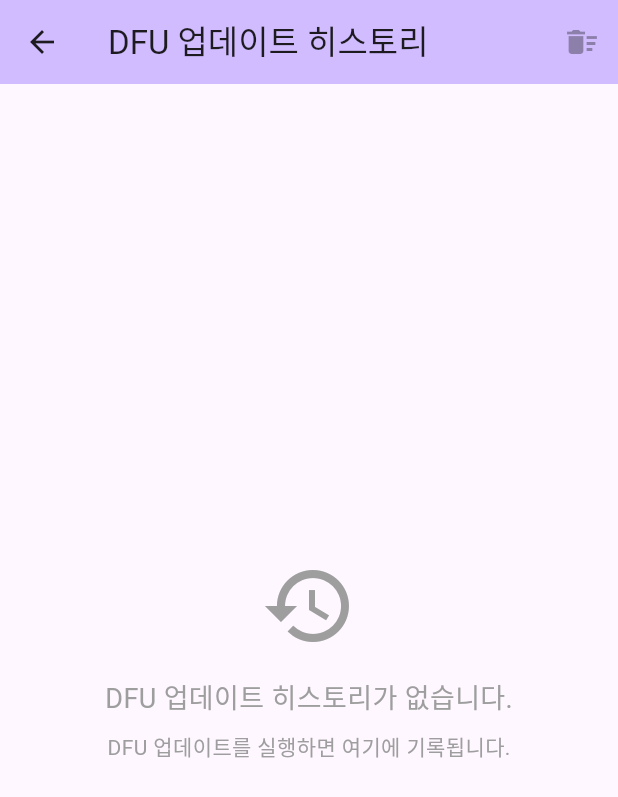
After one commit to gomcode/HiCardi-Auto-BLE_DFU-App, a Flutter app: the screen it shows after launch, after a tap on "BLE 스캔 시작", after a tap on the "history" icon, on a phone screen of 412 x 824 dp. The commit adds this screen. Shown: the top 797 px of the screen. Run offline on Flutter 3.47's test engine with Material 3 defaults, Android fonts, the phone set to English and light mode, and no system bars; our stand-ins replace file_picker, flutter_blue_plus, permission_handler, shared_preferences; missing offline and left inert: nordic_dfu.

Commit message:
[add] BLE Scan List에 'HiCardi-'필터 적용, BLE DFU 히스토리 화면(기기이름, MAC, Zip파일 이름, 성공/실패 여부)

```diff
--- a/lib/providers/dfu_provider.dart
+++ b/lib/providers/dfu_provider.dart
@@ -3,9 +3,46 @@ import 'package:flutter_blue_plus/flutter_blue_plus.dart';
 import 'package:nordic_dfu/nordic_dfu.dart';
 import 'package:shared_preferences/shared_preferences.dart';
 import 'dart:io';
+import 'dart:convert';
+
+class DfuHistoryItem {
+  final String deviceId;
+  final String deviceName;
+  final String zipFileName;
+  final bool isSuccess;
+  final DateTime timestamp;
+  final String? errorMessage;
+
+  DfuHistoryItem({
+    required this.deviceId,
+    required this.deviceName,
+    required this.zipFileName,
+    required this.isSuccess,
+    required this.timestamp,
+    this.errorMessage,
+  });
+
+  Map<String, dynamic> toJson() => {
+    'deviceId': deviceId,
+    'deviceName': deviceName,
+    'zipFileName': zipFileName,
+    'isSuccess': isSuccess,
+    'timestamp': timestamp.toIso8601String(),
+    'errorMessage': errorMessage,
+  };
+
+  factory DfuHistoryItem.fromJson(Map<String, dynamic> json) => DfuHistoryItem(
+    deviceId: json['deviceId'],
+    deviceName: json['deviceName'],
+    zipFileName: json['zipFileName'],
+    isSuccess: json['isSuccess'],
+    timestamp: DateTime.parse(json['timestamp']),
+    errorMessage: json['errorMessage'],
+  );
+}
 
 class DfuProvider extends ChangeNotifier {
-  List<BluetoothDevice> _devices = [];
+  final List<BluetoothDevice> _devices = [];
   BluetoothDevice? _selectedDevice;
   File? _selectedFirmwareFile;
   bool _isScanning = false;
@@ -13,6 +50,7 @@ class DfuProvider extends ChangeNotifier {
   double _dfuProgress = 0.0;
   String _dfuStatus = '';
   String? _savedFirmwarePath;
+  final List<DfuHistoryItem> _dfuHistory = [];
 
   List<BluetoothDevice> get devices => _devices;
   BluetoothDevice? get selectedDevice => _selectedDevice;
@@ -22,6 +60,7 @@ class DfuProvider extends ChangeNotifier {
   double get dfuProgress => _dfuProgress;
   String get dfuStatus => _dfuStatus;
   String? get savedFirmwarePath => _savedFirmwarePath;
+  List<DfuHistoryItem> get dfuHistory => _dfuHistory;
 
   DfuProvider() {
     _loadSavedSettings();
@@ -33,6 +72,15 @@ class DfuProvider extends ChangeNotifier {
     if (_savedFirmwarePath != null) {
       _selectedFirmwareFile = File(_savedFirmwarePath!);
     }
+
+    // DFU 히스토리 로드
+    final historyJson = prefs.getString('dfu_history');
+    if (historyJson != null) {
+      final List<dynamic> historyList = jsonDecode(historyJson);
+      _dfuHistory.clear();
+      _dfuHistory.addAll(historyList.map((item) => DfuHistoryItem.fromJson(item)));
+    }
+
     notifyListeners();
   }
 
@@ -41,6 +89,12 @@ class DfuProvider extends ChangeNotifier {
     if (_selectedFirmwareFile != null) {
       await prefs.setString('firmware_path', _selectedFirmwareFile!.path);
     }
+  }
+
+  Future<void> _saveDfuHistory() async {
+    final prefs = await SharedPreferences.getInstance();
+    final historyJson = jsonEncode(_dfuHistory.map((item) => item.toJson()).toList());
+    await prefs.setString('dfu_history', historyJson);
   }
 
   Future<void> startScan() async {
@@ -54,7 +108,9 @@ class DfuProvider extends ChangeNotifier {
       FlutterBluePlus.scanResults.listen((results) {
         _devices.clear();
         for (ScanResult result in results) {
-          if (result.device.platformName.isNotEmpty) {
+          // HiCardi- 접두사가 있는 기기만 필터링
+          if (result.device.platformName.isNotEmpty &&
+              result.device.platformName.startsWith('HiCardi-')) {
             _devices.add(result.device);
           }
         }
@@ -103,11 +159,29 @@ class DfuProvider extends ChangeNotifier {
           _isDfuInProgress = false;
           _dfuProgress = 1.0;
           _dfuStatus = 'DFU 완료!';
+
+          // 성공한 DFU를 히스토리에 추가
+          _addToHistory(
+            _selectedDevice!,
+            _selectedFirmwareFile!.path.split('/').last,
+            true,
+            null,
+          );
+
           notifyListeners();
         },
         onError: (deviceAddress, error, errorType, message) {
           _isDfuInProgress = false;
           _dfuStatus = 'DFU 오류: $message';
+
+          // 실패한 DFU를 히스토리에 추가
+          _addToHistory(
+            _selectedDevice!,
+            _selectedFirmwareFile!.path.split('/').last,
+            false,
+            message,
+          );
+
           notifyListeners();
         },
       );
@@ -124,4 +198,46 @@ class DfuProvider extends ChangeNotifier {
     _dfuStatus = '';
     notifyListeners();
   }
+
+  void _addToHistory(BluetoothDevice device, String zipFileName, bool isSuccess, String? errorMessage) {
+    final historyItem = DfuHistoryItem(
+      deviceId: device.remoteId.str,
+      deviceName: device.platformName,
+      zipFileName: zipFileName,
+      isSuccess: isSuccess,
+      timestamp: DateTime.now(),
+      errorMessage: errorMessage,
+    );
+
+    // 같은 기기의 이전 기록이 있으면 제거 (최신 상태만 유지)
+    _dfuHistory.removeWhere((item) => item.deviceId == device.remoteId.str);
+    _dfuHistory.insert(0, historyItem); // 최신 항목을 맨 앞에 추가
+
+    _saveDfuHistory();
+  }
+
+  Future<void> retryDfu(DfuHistoryItem historyItem) async {
+    // 히스토리 아이템의 정보로 재시도
+    final device = _devices.firstWhere(
+      (d) => d.remoteId.str == historyItem.deviceId,
+      orElse: () => throw Exception('기기를 찾을 수 없습니다. 다시 스캔해주세요.'),
+    );
+
+    // 원래 zip 파일 경로 복원
+    final originalZipPath = _savedFirmwarePath;
+    if (originalZipPath != null && originalZipPath.endsWith(historyItem.zipFileName)) {
+      _selectedDevice = device;
+      _selectedFirmwareFile = File(originalZipPath);
+      notifyListeners();
+      await startDfu();
+    } else {
+      throw Exception('원본 ZIP 파일을 찾을 수 없습니다.');
+    }
+  }
+
+  void clearHistory() {
+    _dfuHistory.clear();
+    _saveDfuHistory();
+    notifyListeners();
+  }
 }
--- /dev/null
+++ b/lib/screens/dfu_history_screen.dart
@@ -0,0 +1,241 @@
+import 'package:flutter/material.dart';
+import 'package:provider/provider.dart';
+import '../providers/dfu_provider.dart';
+
+class DfuHistoryScreen extends StatelessWidget {
+  const DfuHistoryScreen({super.key});
+
+  @override
+  Widget build(BuildContext context) {
+    return Scaffold(
+      appBar: AppBar(
+        title: const Text('DFU 업데이트 히스토리'),
+        backgroundColor: Theme.of(context).colorScheme.inversePrimary,
+        actions: [
+          Consumer<DfuProvider>(
+            builder: (context, dfuProvider, child) {
+              return IconButton(
+                icon: const Icon(Icons.delete_sweep),
+                onPressed: dfuProvider.dfuHistory.isEmpty
+                    ? null
+                    : () {
+                        showDialog(
+                          context: context,
+                          builder: (BuildContext context) {
+                            return AlertDialog(
+                              title: const Text('히스토리 삭제'),
+                              content: const Text('모든 DFU 히스토리를 삭제하시겠습니까?'),
+                              actions: [
+                                TextButton(
+                                  onPressed: () => Navigator.of(context).pop(),
+                                  child: const Text('취소'),
+                                ),
+                                TextButton(
+                                  onPressed: () {
+                                    dfuProvider.clearHistory();
+                                    Navigator.of(context).pop();
+                                  },
+                                  child: const Text('삭제'),
+                                ),
+                              ],
+                            );
+                          },
+                        );
+                      },
+                tooltip: '히스토리 전체 삭제',
+              );
+            },
+          ),
+        ],
+      ),
+      body: Consumer<DfuProvider>(
+        builder: (context, dfuProvider, child) {
+          if (dfuProvider.dfuHistory.isEmpty) {
+            return const Center(
+              child: Column(
+                mainAxisAlignment: MainAxisAlignment.center,
+                children: [
+                  Icon(
+                    Icons.history,
+                    size: 64,
+                    color: Colors.grey,
+                  ),
+                  SizedBox(height: 16),
+                  Text(
+                    'DFU 업데이트 히스토리가 없습니다.',
+                    style: TextStyle(
+                      fontSize: 18,
+                      color: Colors.grey,
+                    ),
+                  ),
+                  SizedBox(height: 8),
+                  Text(
+                    'DFU 업데이트를 실행하면 여기에 기록됩니다.',
+                    style: TextStyle(
+                      fontSize: 14,
+                      color: Colors.grey,
+                    ),
+                  ),
+                ],
+              ),
+            );
+          }
+
+          return ListView.builder(
+            padding: const EdgeInsets.all(16),
+            itemCount: dfuProvider.dfuHistory.length,
+            itemBuilder: (context, index) {
+              final historyItem = dfuProvider.dfuHistory[index];
+              return Card(
+                margin: const EdgeInsets.only(bottom: 12),
+                child: Padding(
+                  padding: const EdgeInsets.all(16),
+                  child: Column(
+                    crossAxisAlignment: CrossAxisAlignment.start,
+                    children: [
+                      Row(
+                        children: [
+                          Expanded(
+                            child: Column(
+                              crossAxisAlignment: CrossAxisAlignment.start,
+                              children: [
+                                Text(
+                                  historyItem.deviceName,
+                                  style: const TextStyle(
+                                    fontSize: 18,
+                                    fontWeight: FontWeight.bold,
+                                  ),
+                                ),
+                                const SizedBox(height: 4),
+                                Text(
+                                  historyItem.zipFileName,
+                                  style: const TextStyle(
+                                    fontSize: 12,
+                                    color: Colors.grey,
+                                  ),
+                                ),
+                                const SizedBox(height: 4),
+                                Text(
+                                  'ID: ${historyItem.deviceId}',
+                                  style: const TextStyle(
+                                    fontSize: 10,
+                                    color: Colors.grey,
+                                  ),
+                                ),
+                              ],
+                            ),
+                          ),
+                          Column(
+                            crossAxisAlignment: CrossAxisAlignment.end,
+                            children: [
+                              Container(
+                                padding: const EdgeInsets.symmetric(
+                                  horizontal: 12,
+                                  vertical: 6,
+                                ),
+                                decoration: BoxDecoration(
+                                  color: historyItem.isSuccess
+                                      ? Colors.green
+                                      : Colors.red,
+                                  borderRadius: BorderRadius.circular(20),
+                                ),
+                                child: Text(
+                                  historyItem.isSuccess ? '성공' : '실패',
+                                  style: const TextStyle(
+                                    color: Colors.white,
+                                    fontSize: 12,
+                                    fontWeight: FontWeight.bold,
+                                  ),
+                                ),
+                              ),
+                              if (!historyItem.isSuccess) ...[
+                                const SizedBox(height: 8),
+                                ElevatedButton.icon(
+                                  onPressed: dfuProvider.isDfuInProgress
+                                      ? null
+                                      : () async {
+                                          try {
+                                            await dfuProvider.retryDfu(historyItem);
+                                          } catch (e) {
+                                            if (context.mounted) {
+                                              ScaffoldMessenger.of(context).showSnackBar(
+                                                SnackBar(
+                                                  content: Text('재시도 실패: $e'),
+                                                  backgroundColor: Colors.red,
+                                                ),
+                                              );
+                                            }
+                                          }
+                                        },
+                                  icon: const Icon(Icons.refresh, size: 16),
+                                  label: const Text(
+                                    '재시도',
+                                    style: TextStyle(fontSize: 12),
+                                  ),
+                                  style: ElevatedButton.styleFrom(
+                                    backgroundColor: Colors.orange,
+                                    foregroundColor: Colors.white,
+                                    padding: const EdgeInsets.symmetric(
+                                      horizontal: 12,
+                                      vertical: 4,
+                                    ),
+                                  ),
+                                ),
+                              ],
+                            ],
+                          ),
+                        ],
+                      ),
+                      const SizedBox(height: 8),
+                      Row(
+                        children: [
+                          Icon(
+                            Icons.access_time,
+                            size: 14,
+                            color: Colors.grey[600],
+                          ),
+                          const SizedBox(width: 4),
+                          Text(
+                            _formatDateTime(historyItem.timestamp),
+                            style: TextStyle(
+                              fontSize: 12,
+                              color: Colors.grey[600],
+                            ),
+                          ),
+                        ],
+                      ),
+                      if (!historyItem.isSuccess && historyItem.errorMessage != null) ...[
+                        const SizedBox(height: 8),
+                        Container(
+                          width: double.infinity,
+                          padding: const EdgeInsets.all(8),
+                          decoration: BoxDecoration(
+                            color: Colors.red[50],
+                            borderRadius: BorderRadius.circular(4),
+                            border: Border.all(color: Colors.red[200]!),
+                          ),
+                          child: Text(
+                            '오류: ${historyItem.errorMessage}',
+                            style: TextStyle(
+                              fontSize: 12,
+                              color: Colors.red[700],
+                            ),
+                          ),
+                        ),
+                      ],
+                    ],
+                  ),
+                ),
+              );
+            },
+          );
+        },
+      ),
+    );
+  }
+
+  String _formatDateTime(DateTime dateTime) {
+    return '${dateTime.year}-${dateTime.month.toString().padLeft(2, '0')}-${dateTime.day.toString().padLeft(2, '0')} '
+        '${dateTime.hour.toString().padLeft(2, '0')}:${dateTime.minute.toString().padLeft(2, '0')}';
+  }
+}
--- a/lib/screens/dfu_screen.dart
+++ b/lib/screens/dfu_screen.dart
@@ -4,6 +4,7 @@ import 'package:permission_handler/permission_handler.dart';
 import 'package:file_picker/file_picker.dart';
 import 'dart:io';
 import '../providers/dfu_provider.dart';
+import 'dfu_history_screen.dart';
 
 class DfuScreen extends StatefulWidget {
   const DfuScreen({super.key});
@@ -35,6 +36,52 @@ class _DfuScreenState extends State<DfuScreen> {
       appBar: AppBar(
         title: const Text('Nordic Auto DFU'),
         backgroundColor: Theme.of(context).colorScheme.inversePrimary,
+        actions: [
+          Consumer<DfuProvider>(
+            builder: (context, dfuProvider, child) {
+              return IconButton(
+                icon: Stack(
+                  children: [
+                    const Icon(Icons.history),
+                    if (dfuProvider.dfuHistory.isNotEmpty)
+                      Positioned(
+                        right: 0,
+                        top: 0,
+                        child: Container(
+                          padding: const EdgeInsets.all(2),
+                          decoration: BoxDecoration(
+                            color: Colors.red,
+                            borderRadius: BorderRadius.circular(6),
+                          ),
+                          constraints: const BoxConstraints(
+                            minWidth: 12,
+                            minHeight: 12,
+                          ),
+                          child: Text(
+                            '${dfuProvider.dfuHistory.length}',
+                            style: const TextStyle(
+                              color: Colors.white,
+                              fontSize: 8,
+                            ),
+                            textAlign: TextAlign.center,
+                          ),
+                        ),
+                      ),
+                  ],
+                ),
+                onPressed: () {
+                  Navigator.push(
+                    context,
+                    MaterialPageRoute(
+                      builder: (context) => const DfuHistoryScreen(),
+                    ),
+                  );
+                },
+                tooltip: 'DFU 히스토리',
+              );
+            },
+          ),
+        ],
       ),
       body: Consumer<DfuProvider>(
         builder: (context, dfuProvider, child) {
```
